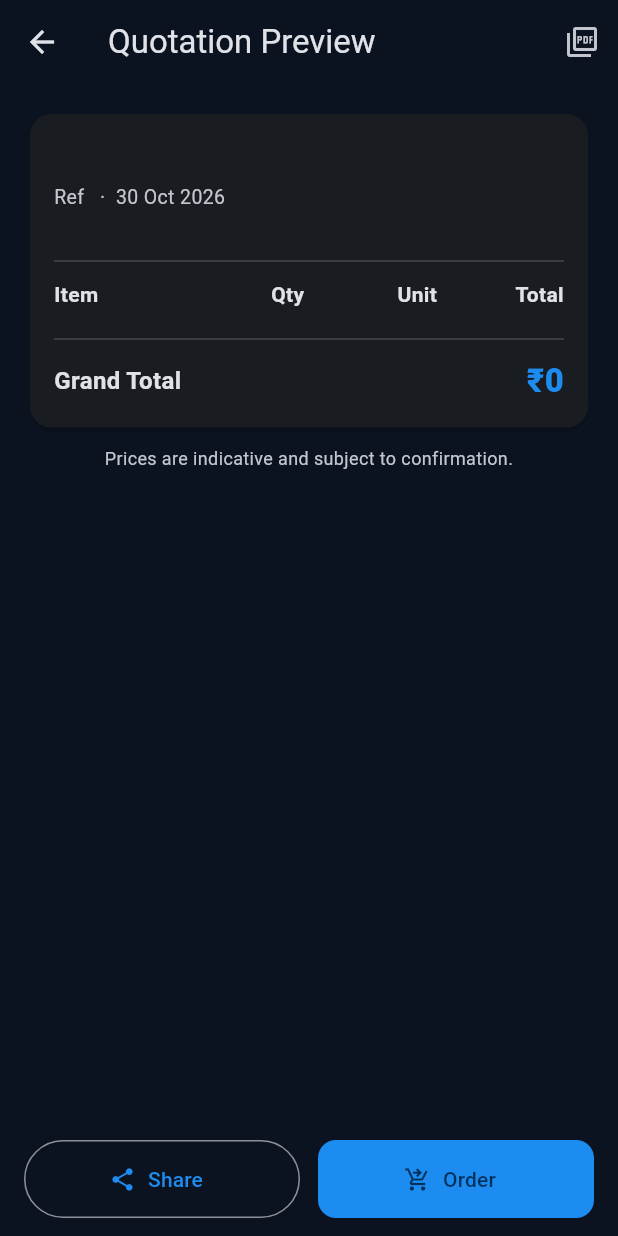
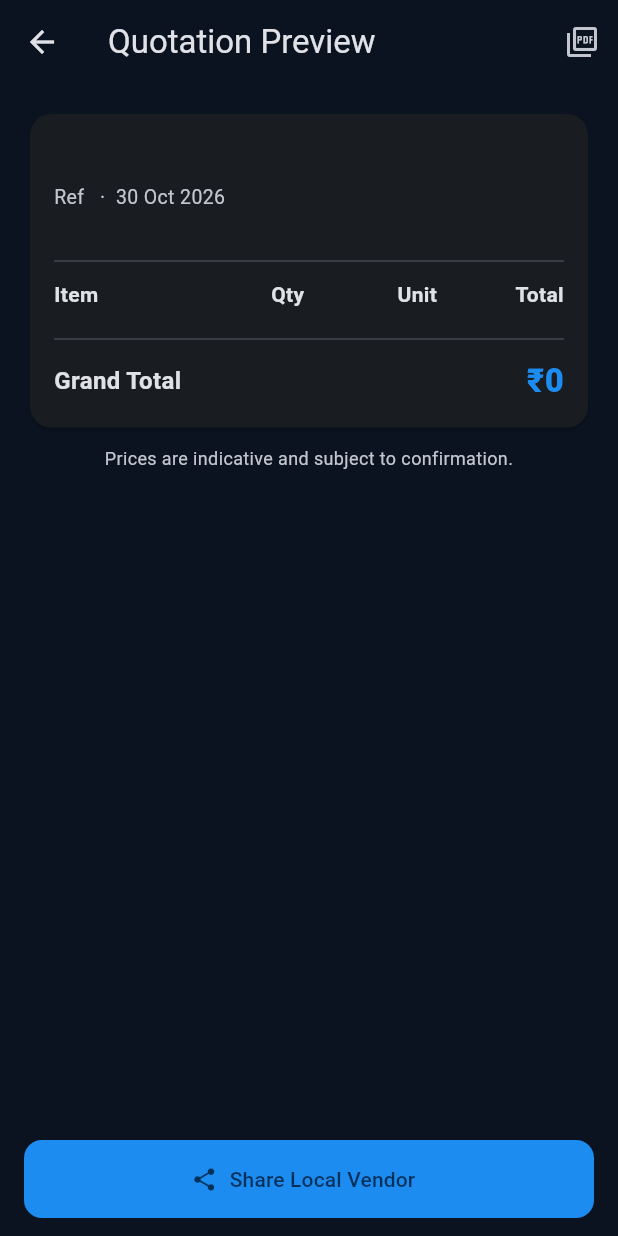
Before and after one commit to 93stark/cctv, a Flutter app: the QuotationPreviewScreen screen opened directly with empty values, on a phone screen of 412 x 824 dp. Run offline on Flutter 3.47's test engine with Material 3 defaults, Android fonts, the phone set to English and light mode, and no system bars; our stand-ins replace cached_network_image, dio, flutter_riverpod, flutter_secure_storage, go_router, image_picker and 5 more; accounts and stored records are empty; network calls fail.

Commit message:
GEN preview: hide Order button, Share button labelled 'Share Local Vendor'
Co-Authored-By: Claude Sonnet 5.5 <noreply@anthropic.com>
Claude-Session: https://claude.ai/code/session_01UGgdNtF9VYQAPgvziCr5mN

```diff
--- a/mobile_app/lib/features/gen.dart
+++ b/mobile_app/lib/features/gen.dart
@@ -146,6 +146,8 @@ Future<File> writeQuotationPdf(Quotation q) async {
   return f.writeAsBytes(bytes, flush: true);
 }
 
+const _showOrder = false;
+
 class QuotationPreviewScreen extends StatefulWidget {
   const QuotationPreviewScreen({super.key, required this.quotation, required this.orderWhatsapp});
   final Quotation quotation;
@@ -246,9 +248,12 @@ class _QuotationPreviewScreenState extends State<QuotationPreviewScreen> {
             Padding(
               padding: const EdgeInsets.fromLTRB(16, 4, 16, 12),
               child: Row(children: [
-                Expanded(child: OutlinedButton.icon(style: OutlinedButton.styleFrom(minimumSize: const Size.fromHeight(52)), onPressed: _busy ? null : _share, icon: const Icon(Icons.share), label: const Text('Share'))),
-                const SizedBox(width: 12),
-                Expanded(child: FilledButton.icon(onPressed: _busy ? null : _order, icon: const Icon(Icons.shopping_cart_checkout), label: const Text('Order'))),
+                Expanded(child: FilledButton.icon(onPressed: _busy ? null : _share, icon: const Icon(Icons.share), label: const Text('Share Local Vendor'))),
+                // The WhatsApp "Order" button is hidden for now; flip _showOrder to bring it back.
+                if (_showOrder) ...[
+                  const SizedBox(width: 12),
+                  Expanded(child: OutlinedButton.icon(style: OutlinedButton.styleFrom(minimumSize: const Size.fromHeight(52)), onPressed: _busy ? null : _order, icon: const Icon(Icons.shopping_cart_checkout), label: const Text('Order'))),
+                ],
               ]),
             ),
           ],
```
